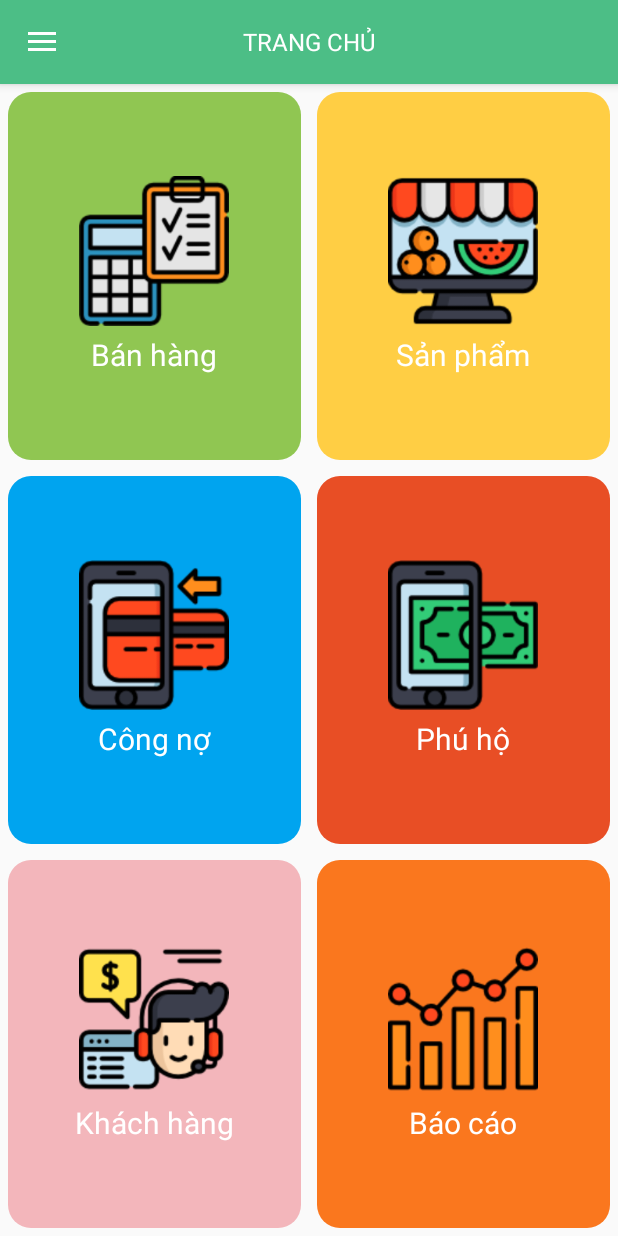
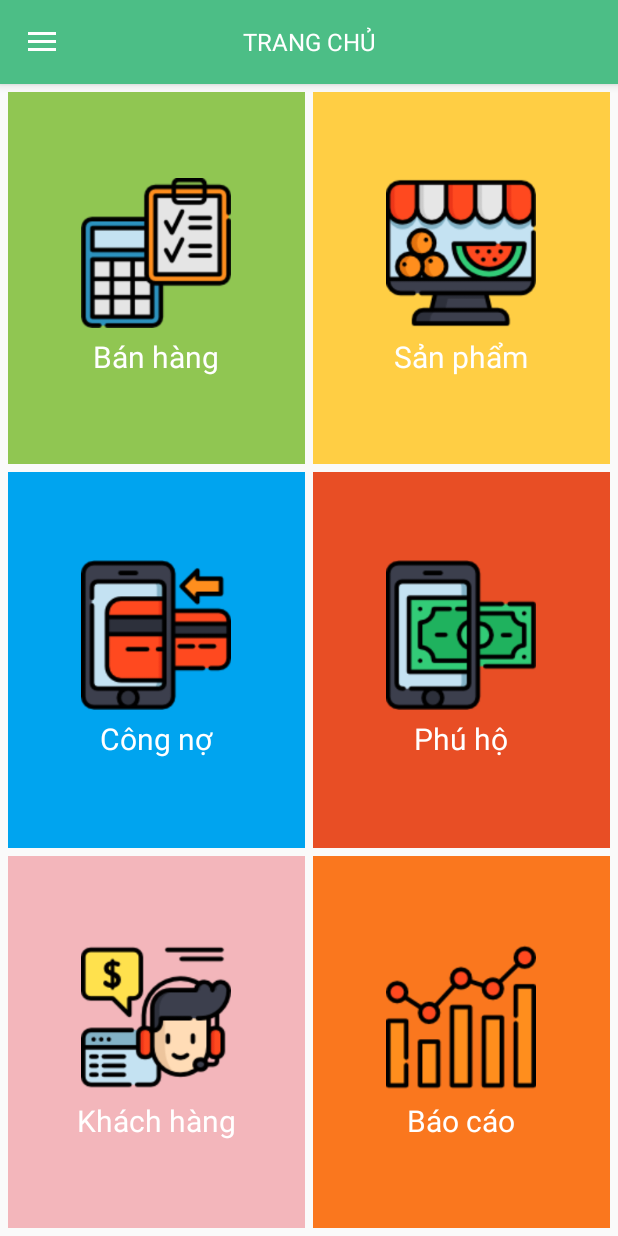
Before and after one commit to khoiln218/Coffee-Khoi-Nguyen, an Android app: the screen it shows after launch once a user with an empty profile is signed in (MainActivity), on a phone screen of 412 x 824 dp. Run offline under Robolectric (Android 15) with nearby library versions, the phone set to English and light mode, and no system bars; our stand-ins replace EventBus, Firebase (no records; nobody signed in at launch, a user with empty details on screens opened directly).

Commit message:
-update UI

```diff
--- a/CapheKN/app/src/main/java/com/khoinguyen/caphekhoinguyen/adapter/DonHangAdapter.java
+++ b/CapheKN/app/src/main/java/com/khoinguyen/caphekhoinguyen/adapter/DonHangAdapter.java
@@ -237,8 +237,6 @@ public class DonHangAdapter extends RecyclerView.Adapter<DonHangAdapter.ViewHold
         etKhachHang.setAdapter(adapterKH);
         if (!TextUtils.isEmpty(donHang.getIdKhachHang()))
             etKhachHang.setText(KhachHangHandler.getInstance(mContext).getKhachHangById(donHang.getIdKhachHang()).getTenKH());
-        else
-            etKhachHang.setEnabled(false);
         etKhachHang.setOnItemClickListener(new AdapterView.OnItemClickListener() {
             @Override
             public void onItemClick(AdapterView<?> parent, View view, int position, long id) {
--- a/CapheKN/app/src/main/res/drawable/bg_menu_ban_hang.xml
+++ b/CapheKN/app/src/main/res/drawable/bg_menu_ban_hang.xml
@@ -7,17 +7,16 @@
 
     <!-- đặt thuộc tính màu và độ rộng của đường viền -->
     <!--<stroke-->
-        <!--android:width="3dp"-->
-        <!--android:color="#0101DF"></stroke>-->
+    <!--android:width="3dp"-->
+    <!--android:color="#0101DF"></stroke>-->
 
     <!-- các thuộc tính căn chỉnh-->
     <padding
         android:bottom="0dp"
         android:left="0dp"
-        android:right="0dp"
-        android:top="0dp"></padding>
+        android:right="0dp" />
 
     <!-- và đây là bán kính đường tròn ở 4 góc -->
-    <corners android:radius="15dp"></corners>
+    <!--<corners android:radius="15dp"></corners>-->
 
 </shape>
--- a/CapheKN/app/src/main/res/drawable/bg_menu_bao_cao.xml
+++ b/CapheKN/app/src/main/res/drawable/bg_menu_bao_cao.xml
@@ -7,17 +7,17 @@
 
     <!-- đặt thuộc tính màu và độ rộng của đường viền -->
     <!--<stroke-->
-        <!--android:width="3dp"-->
-        <!--android:color="#0101DF"></stroke>-->
+    <!--android:width="3dp"-->
+    <!--android:color="#0101DF"></stroke>-->
 
     <!-- các thuộc tính căn chỉnh-->
     <padding
         android:bottom="0dp"
         android:left="0dp"
         android:right="0dp"
-        android:top="0dp"></padding>
+        android:top="0dp" />
 
     <!-- và đây là bán kính đường tròn ở 4 góc -->
-    <corners android:radius="15dp"></corners>
+    <!--<corners android:radius="15dp"></corners>-->
 
 </shape>
--- a/CapheKN/app/src/main/res/drawable/bg_menu_khach_hang.xml
+++ b/CapheKN/app/src/main/res/drawable/bg_menu_khach_hang.xml
@@ -7,17 +7,17 @@
 
     <!-- đặt thuộc tính màu và độ rộng của đường viền -->
     <!--<stroke-->
-        <!--android:width="3dp"-->
-        <!--android:color="#0101DF"></stroke>-->
+    <!--android:width="3dp"-->
+    <!--android:color="#0101DF"></stroke>-->
 
     <!-- các thuộc tính căn chỉnh-->
     <padding
         android:bottom="0dp"
         android:left="0dp"
         android:right="0dp"
-        android:top="0dp"></padding>
+        android:top="0dp" />
 
     <!-- và đây là bán kính đường tròn ở 4 góc -->
-    <corners android:radius="15dp"></corners>
+    <!--<corners android:radius="15dp"></corners>-->
 
 </shape>
--- a/CapheKN/app/src/main/res/drawable/bg_menu_sp_dv.xml
+++ b/CapheKN/app/src/main/res/drawable/bg_menu_sp_dv.xml
@@ -7,17 +7,17 @@
 
     <!-- đặt thuộc tính màu và độ rộng của đường viền -->
     <!--<stroke-->
-        <!--android:width="3dp"-->
-        <!--android:color="#0101DF"></stroke>-->
+    <!--android:width="3dp"-->
+    <!--android:color="#0101DF"></stroke>-->
 
     <!-- các thuộc tính căn chỉnh-->
     <padding
         android:bottom="0dp"
         android:left="0dp"
         android:right="0dp"
-        android:top="0dp"></padding>
+        android:top="0dp" />
 
     <!-- và đây là bán kính đường tròn ở 4 góc -->
-    <corners android:radius="15dp"></corners>
+    <!--<corners android:radius="15dp"></corners>-->
 
 </shape>
--- a/CapheKN/app/src/main/res/drawable/bg_menu_top_cong_no.xml
+++ b/CapheKN/app/src/main/res/drawable/bg_menu_top_cong_no.xml
@@ -7,17 +7,17 @@
 
     <!-- đặt thuộc tính màu và độ rộng của đường viền -->
     <!--<stroke-->
-        <!--android:width="3dp"-->
-        <!--android:color="#0101DF"></stroke>-->
+    <!--android:width="3dp"-->
+    <!--android:color="#0101DF"></stroke>-->
 
     <!-- các thuộc tính căn chỉnh-->
     <padding
         android:bottom="0dp"
         android:left="0dp"
         android:right="0dp"
-        android:top="0dp"></padding>
+        android:top="0dp" />
 
     <!-- và đây là bán kính đường tròn ở 4 góc -->
-    <corners android:radius="15dp"></corners>
+    <!--<corners android:radius="15dp"></corners>-->
 
 </shape>
--- a/CapheKN/app/src/main/res/drawable/bg_menu_top_phu_ho.xml
+++ b/CapheKN/app/src/main/res/drawable/bg_menu_top_phu_ho.xml
@@ -7,17 +7,17 @@
 
     <!-- đặt thuộc tính màu và độ rộng của đường viền -->
     <!--<stroke-->
-        <!--android:width="3dp"-->
-        <!--android:color="#0101DF"></stroke>-->
+    <!--android:width="3dp"-->
+    <!--android:color="#0101DF"></stroke>-->
 
     <!-- các thuộc tính căn chỉnh-->
     <padding
         android:bottom="0dp"
         android:left="0dp"
         android:right="0dp"
-        android:top="0dp"></padding>
+        android:top="0dp" />
 
     <!-- và đây là bán kính đường tròn ở 4 góc -->
-    <corners android:radius="15dp"></corners>
+    <!--<corners android:radius="15dp"></corners>-->
 
 </shape>
--- a/CapheKN/app/src/main/res/layout/fragment_trang_chu.xml
+++ b/CapheKN/app/src/main/res/layout/fragment_trang_chu.xml
@@ -14,7 +14,10 @@
             android:id="@+id/layout_ban_hang"
             android:layout_width="match_parent"
             android:layout_height="match_parent"
-            android:layout_margin="5dp"
+            android:layout_marginLeft="5dp"
+            android:layout_marginTop="5dp"
+            android:layout_marginRight="2.5dp"
+            android:layout_marginBottom="2.5dp"
             android:layout_weight="1"
             android:background="@drawable/bg_menu_ban_hang">
 
@@ -45,7 +48,10 @@
             android:id="@+id/layout_san_pham"
             android:layout_width="match_parent"
             android:layout_height="match_parent"
-            android:layout_margin="5dp"
+            android:layout_marginLeft="2.5dp"
+            android:layout_marginTop="5dp"
+            android:layout_marginRight="5dp"
+            android:layout_marginBottom="2.5dp"
             android:layout_weight="1"
             android:background="@drawable/bg_menu_sp_dv">
 
@@ -83,7 +89,10 @@
             android:id="@+id/layout_cong_no"
             android:layout_width="match_parent"
             android:layout_height="match_parent"
-            android:layout_margin="5dp"
+            android:layout_marginLeft="5dp"
+            android:layout_marginTop="2.5dp"
+            android:layout_marginRight="2.5dp"
+            android:layout_marginBottom="2.5dp"
             android:layout_weight="1"
             android:background="@drawable/bg_menu_top_cong_no">
 
@@ -114,7 +123,10 @@
             android:id="@+id/layout_phu_ho"
             android:layout_width="match_parent"
             android:layout_height="match_parent"
-            android:layout_margin="5dp"
+            android:layout_marginLeft="2.5dp"
+            android:layout_marginTop="2.5dp"
+            android:layout_marginRight="5dp"
+            android:layout_marginBottom="2.5dp"
             android:layout_weight="1"
             android:background="@drawable/bg_menu_top_phu_ho">
 
@@ -152,7 +164,10 @@
             android:id="@+id/layout_khach_hang"
             android:layout_width="match_parent"
             android:layout_height="match_parent"
-            android:layout_margin="5dp"
+            android:layout_marginLeft="5dp"
+            android:layout_marginTop="2.5dp"
+            android:layout_marginRight="2.5dp"
+            android:layout_marginBottom="5dp"
             android:layout_weight="1"
             android:background="@drawable/bg_menu_khach_hang">
 
@@ -183,7 +198,10 @@
             android:id="@+id/layout_bao_cao"
             android:layout_width="match_parent"
             android:layout_height="match_parent"
-            android:layout_margin="5dp"
+            android:layout_marginLeft="2.5dp"
+            android:layout_marginTop="2.5dp"
+            android:layout_marginRight="5dp"
+            android:layout_marginBottom="5dp"
             android:layout_weight="1"
             android:background="@drawable/bg_menu_bao_cao">
 
```
Also changed, not shown: CapheKN/app/src/main/java/com/khoinguyen/caphekhoinguyen/adapter/KhachHangAdapter.java (+7 -2 lines), CapheKN/app/src/main/res/layout/fragment_bao_cao.xml (+42 -3 lines), CapheKN/app/src/main/res/drawable/dollar.png (added).
